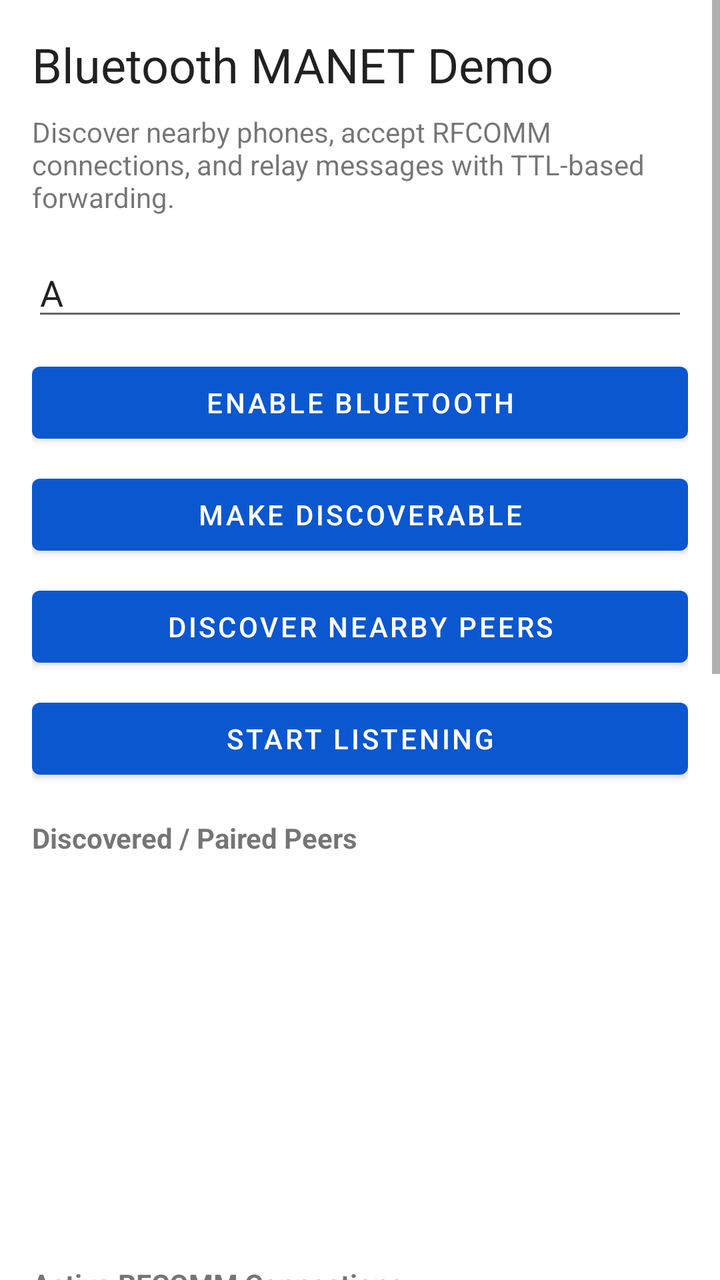
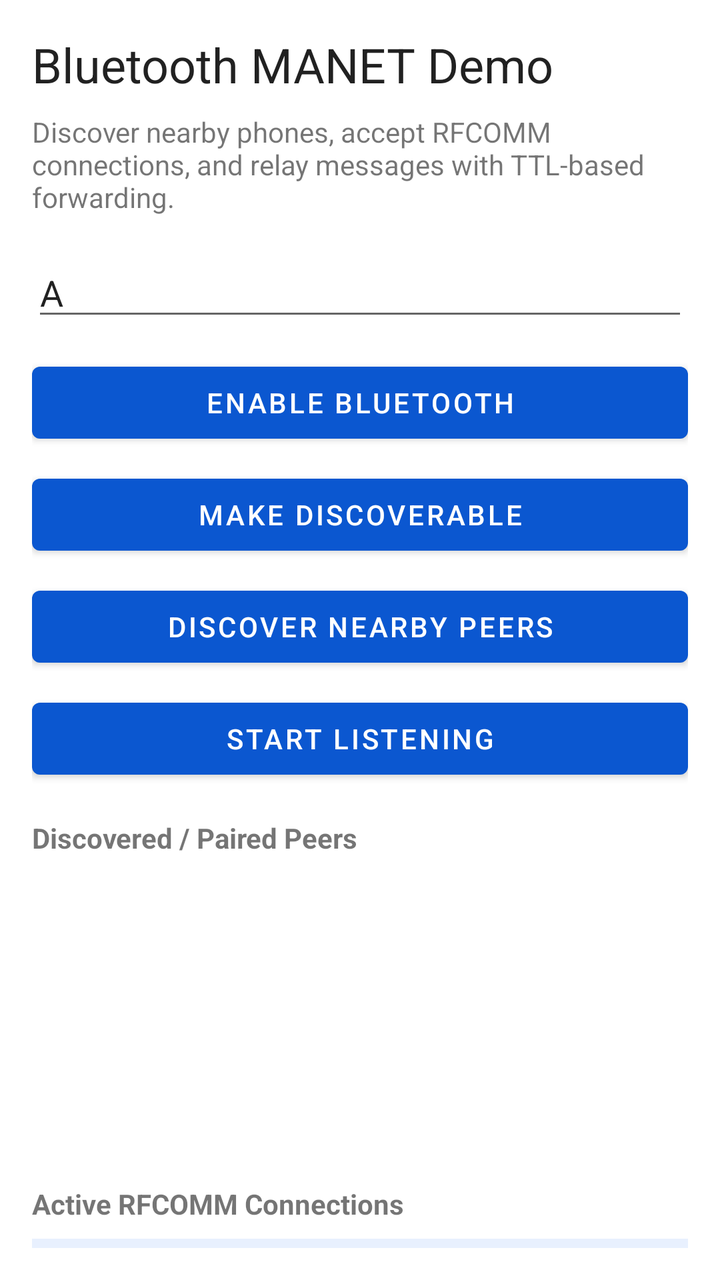

Before-and-after screenshots of an Android layout around one commit, followed by the original layout XML and the change that was made.
<!-- AndroidManifest.xml: application theme Theme.BluetoothManet -->
<!-- res/layout/activity_main.xml -->
<?xml version="1.0" encoding="utf-8"?>
<ScrollView xmlns:android="http://schemas.android.com/apk/res/android"
    xmlns:app="http://schemas.android.com/apk/res-auto"
    android:layout_width="match_parent"
    android:layout_height="match_parent"
    android:fillViewport="true">

    <androidx.constraintlayout.widget.ConstraintLayout
        android:layout_width="match_parent"
        android:layout_height="wrap_content"
        android:padding="16dp">

        <TextView
            android:id="@+id/titleView"
            android:layout_width="0dp"
            android:layout_height="wrap_content"
            android:text="@string/app_name"
            android:textAppearance="@style/TextAppearance.MaterialComponents.Headline5"
            app:layout_constraintEnd_toEndOf="parent"
            app:layout_constraintStart_toStartOf="parent"
            app:layout_constraintTop_toTopOf="parent" />

        <TextView
            android:id="@+id/subtitleView"
            android:layout_width="0dp"
            android:layout_height="wrap_content"
            android:layout_marginTop="8dp"
            android:text="@string/subtitle"
            app:layout_constraintEnd_toEndOf="parent"
            app:layout_constraintStart_toStartOf="parent"
            app:layout_constraintTop_toBottomOf="@id/titleView" />

        <EditText
            android:id="@+id/nodeIdInput"
            android:layout_width="0dp"
            android:layout_height="wrap_content"
            android:layout_marginTop="16dp"
            android:hint="@string/node_id_hint"
            android:inputType="textCapCharacters"
            android:maxLength="12"
            android:text="A"
            app:layout_constraintEnd_toEndOf="parent"
            app:layout_constraintStart_toStartOf="parent"
            app:layout_constraintTop_toBottomOf="@id/subtitleView" />

        <LinearLayout
            android:id="@+id/buttonRow"
            android:layout_width="0dp"
            android:layout_height="wrap_content"
            android:layout_marginTop="12dp"
            android:orientation="vertical"
            app:layout_constraintEnd_toEndOf="parent"
            app:layout_constraintStart_toStartOf="parent"
            app:layout_constraintTop_toBottomOf="@id/nodeIdInput">

            <Button
                android:id="@+id/enableBluetoothButton"
                android:layout_width="match_parent"
                android:layout_height="wrap_content"
                android:text="@string/enable_bluetooth" />

            <Button
                android:id="@+id/makeDiscoverableButton"
                android:layout_width="match_parent"
                android:layout_height="wrap_content"
                android:layout_marginTop="8dp"
                android:text="@string/make_discoverable" />

            <Button
                android:id="@+id/discoverPeersButton"
                android:layout_width="match_parent"
                android:layout_height="wrap_content"
                android:layout_marginTop="8dp"
                android:text="@string/discover_peers" />

            <Button
                android:id="@+id/startListeningButton"
                android:layout_width="match_parent"
                android:layout_height="wrap_content"
                android:layout_marginTop="8dp"
                android:text="@string/start_listening" />
        </LinearLayout>

        <TextView
            android:id="@+id/peersLabel"
            android:layout_width="0dp"
            android:layout_height="wrap_content"
            android:layout_marginTop="16dp"
            android:text="@string/discovered_peers"
            android:textStyle="bold"
            app:layout_constraintEnd_toEndOf="parent"
            app:layout_constraintStart_toStartOf="parent"
            app:layout_constraintTop_toBottomOf="@id/buttonRow" />

        <ListView
            android:id="@+id/peerListView"
            android:layout_width="0dp"
            android:layout_height="180dp"
            android:layout_marginTop="8dp"
            app:layout_constraintEnd_toEndOf="parent"
            app:layout_constraintStart_toStartOf="parent"
            app:layout_constraintTop_toBottomOf="@id/peersLabel" />

        <TextView
            android:id="@+id/connectionLabel"
            android:layout_width="0dp"
            android:layout_height="wrap_content"
            android:layout_marginTop="16dp"
            android:text="@string/active_connections"
            android:textStyle="bold"
            app:layout_constraintEnd_toEndOf="parent"
            app:layout_constraintStart_toStartOf="parent"
            app:layout_constraintTop_toBottomOf="@id/peerListView" />

        <TextView
            android:id="@+id/connectionView"
            android:layout_width="0dp"
            android:layout_height="wrap_content"
            android:layout_marginTop="8dp"
            android:background="#E8F0FE"
            android:minHeight="72dp"
            android:padding="12dp"
            android:text="@string/no_connections"
            app:layout_constraintEnd_toEndOf="parent"
            app:layout_constraintStart_toStartOf="parent"
            app:layout_constraintTop_toBottomOf="@id/connectionLabel" />

        <EditText
            android:id="@+id/destinationInput"
            android:layout_width="0dp"
            android:layout_height="wrap_content"
            android:layout_marginTop="16dp"
            android:hint="@string/destination_hint"
            android:inputType="textCapCharacters"
            app:layout_constraintEnd_toEndOf="parent"
            app:layout_constraintStart_toStartOf="parent"
            app:layout_constraintTop_toBottomOf="@id/connectionView" />

        <EditText
            android:id="@+id/messageInput"
            android:layout_width="0dp"
            android:layout_height="wrap_content"
            android:layout_marginTop="8dp"
            android:gravity="top|start"
            android:hint="@string/message_hint"
            android:minLines="3"
            app:layout_constraintEnd_toEndOf="parent"
            app:layout_constraintStart_toStartOf="parent"
            app:layout_constraintTop_toBottomOf="@id/destinationInput" />

        <Button
            android:id="@+id/sendButton"
            android:layout_width="0dp"
            android:layout_height="wrap_content"
            android:layout_marginTop="8dp"
            android:text="@string/send_message"
            app:layout_constraintEnd_toEndOf="parent"
            app:layout_constraintStart_toStartOf="parent"
            app:layout_constraintTop_toBottomOf="@id/messageInput" />

        <TextView
            android:id="@+id/logLabel"
            android:layout_width="0dp"
            android:layout_height="wrap_content"
            android:layout_marginTop="16dp"
            android:text="@string/event_log"
            android:textStyle="bold"
            app:layout_constraintEnd_toEndOf="parent"
            app:layout_constraintStart_toStartOf="parent"
            app:layout_constraintTop_toBottomOf="@id/sendButton" />

        <TextView
            android:id="@+id/logView"
            android:layout_width="0dp"
            android:layout_height="220dp"
            android:layout_marginTop="8dp"
            android:background="#111827"
            android:gravity="top|start"
            android:padding="12dp"
            android:textColor="#F9FAFB"
            android:textSize="12sp"
            android:typeface="monospace"
            app:layout_constraintBottom_toBottomOf="parent"
            app:layout_constraintEnd_toEndOf="parent"
            app:layout_constraintStart_toStartOf="parent"
            app:layout_constraintTop_toBottomOf="@id/logLabel" />

    </androidx.constraintlayout.widget.ConstraintLayout>
</ScrollView>
<!-- resources referenced by this layout -->
<resources>
  <string name="active_connections">Active RFCOMM Connections</string>
  <string name="app_name">Bluetooth MANET Demo</string>
  <string name="destination_hint">Destination node ID (example: C)</string>
  <string name="discover_peers">Discover Nearby Peers</string>
  <string name="discovered_peers">Discovered / Paired Peers</string>
  <string name="enable_bluetooth">Enable Bluetooth</string>
  <string name="event_log">Event Log</string>
  <string name="make_discoverable">Make Discoverable</string>
  <string name="message_hint">Message body</string>
  <string name="no_connections">No active connections yet.</string>
  <string name="node_id_hint">This phone\'s node ID (example: A)</string>
  <string name="send_message">Send Message</string>
  <string name="start_listening">Start Listening</string>
  <string name="subtitle">Discover nearby phones, accept RFCOMM connections, and relay messages with TTL-based forwarding.</string>
  <style name="Theme.BluetoothManet" parent="Theme.MaterialComponents.DayNight.NoActionBar">
          <item name="colorPrimary">#0B57D0</item>
          <item name="colorPrimaryVariant">#0842A0</item>
          <item name="colorSecondary">#0F9D58</item>
          <item name="android:statusBarColor" tools:targetApi="l">#0842A0</item>
      </style>
</resources>

<!-- the commit's change to res/layout/activity_main.xml (unified diff, before → after) -->
@@ -1,189 +1,139 @@
 <?xml version="1.0" encoding="utf-8"?>
-<ScrollView xmlns:android="http://schemas.android.com/apk/res/android"
-    xmlns:app="http://schemas.android.com/apk/res-auto"
+<LinearLayout xmlns:android="http://schemas.android.com/apk/res/android"
     android:layout_width="match_parent"
     android:layout_height="match_parent"
-    android:fillViewport="true">
+    android:orientation="vertical"
+    android:padding="16dp">
 
-    <androidx.constraintlayout.widget.ConstraintLayout
+    <TextView
+        android:id="@+id/titleView"
         android:layout_width="match_parent"
         android:layout_height="wrap_content"
-        android:padding="16dp">
+        android:text="@string/app_name"
+        android:textAppearance="@style/TextAppearance.MaterialComponents.Headline5" />
 
-        <TextView
-            android:id="@+id/titleView"
-            android:layout_width="0dp"
-            android:layout_height="wrap_content"
-            android:text="@string/app_name"
-            android:textAppearance="@style/TextAppearance.MaterialComponents.Headline5"
-            app:layout_constraintEnd_toEndOf="parent"
-            app:layout_constraintStart_toStartOf="parent"
-            app:layout_constraintTop_toTopOf="parent" />
+    <TextView
+        android:id="@+id/subtitleView"
+        android:layout_width="match_parent"
+        android:layout_height="wrap_content"
+        android:layout_marginTop="8dp"
+        android:text="@string/subtitle" />
 
-        <TextView
-            android:id="@+id/subtitleView"
-            android:layout_width="0dp"
-            android:layout_height="wrap_content"
-            android:layout_marginTop="8dp"
-            android:text="@string/subtitle"
-            app:layout_constraintEnd_toEndOf="parent"
-            app:layout_constraintStart_toStartOf="parent"
-            app:layout_constraintTop_toBottomOf="@id/titleView" />
+    <EditText
+        android:id="@+id/nodeIdInput"
+        android:layout_width="match_parent"
+        android:layout_height="wrap_content"
+        android:layout_marginTop="16dp"
+        android:hint="@string/node_id_hint"
+        android:inputType="textCapCharacters"
+        android:maxLength="12"
+        android:text="A" />
 
-        <EditText
-            android:id="@+id/nodeIdInput"
-            android:layout_width="0dp"
-            android:layout_height="wrap_content"
-            android:layout_marginTop="16dp"
-            android:hint="@string/node_id_hint"
-            android:inputType="textCapCharacters"
-            android:maxLength="12"
-            android:text="A"
-            app:layout_constraintEnd_toEndOf="parent"
-            app:layout_constraintStart_toStartOf="parent"
-            app:layout_constraintTop_toBottomOf="@id/subtitleView" />
+    <Button
+        android:id="@+id/enableBluetoothButton"
+        android:layout_width="match_parent"
+        android:layout_height="wrap_content"
+        android:layout_marginTop="12dp"
+        android:text="@string/enable_bluetooth" />
 
-        <LinearLayout
-            android:id="@+id/buttonRow"
-            android:layout_width="0dp"
-            android:layout_height="wrap_content"
-            android:layout_marginTop="12dp"
-            android:orientation="vertical"
-            app:layout_constraintEnd_toEndOf="parent"
-            app:layout_constraintStart_toStartOf="parent"
-            app:layout_constraintTop_toBottomOf="@id/nodeIdInput">
+    <Button
+        android:id="@+id/makeDiscoverableButton"
+        android:layout_width="match_parent"
+        android:layout_height="wrap_content"
+        android:layout_marginTop="8dp"
+        android:text="@string/make_discoverable" />
 
-            <Button
-                android:id="@+id/enableBluetoothButton"
-                android:layout_width="match_parent"
-                android:layout_height="wrap_content"
-                android:text="@string/enable_bluetooth" />
+    <Button
+        android:id="@+id/discoverPeersButton"
+        android:layout_width="match_parent"
+        android:layout_height="wrap_content"
+        android:layout_marginTop="8dp"
+        android:text="@string/discover_peers" />
 
-            <Button
-                android:id="@+id/makeDiscoverableButton"
-                android:layout_width="match_parent"
-                android:layout_height="wrap_content"
-                android:layout_marginTop="8dp"
-                android:text="@string/make_discoverable" />
+    <Button
+        android:id="@+id/startListeningButton"
+        android:layout_width="match_parent"
+        android:layout_height="wrap_content"
+        android:layout_marginTop="8dp"
+        android:text="@string/start_listening" />
 
-            <Button
-                android:id="@+id/discoverPeersButton"
-                android:layout_width="match_parent"
-                android:layout_height="wrap_content"
-                android:layout_marginTop="8dp"
-                android:text="@string/discover_peers" />
+    <TextView
+        android:id="@+id/peersLabel"
+        android:layout_width="match_parent"
+        android:layout_height="wrap_content"
+        android:layout_marginTop="16dp"
+        android:text="@string/discovered_peers"
+        android:textStyle="bold" />
 
-            <Button
-                android:id="@+id/startListeningButton"
-                android:layout_width="match_parent"
-                android:layout_height="wrap_content"
-                android:layout_marginTop="8dp"
-                android:text="@string/start_listening" />
-        </LinearLayout>
+    <ListView
+        android:id="@+id/peerListView"
+        android:layout_width="match_parent"
+        android:layout_height="140dp"
+        android:layout_marginTop="8dp"
+        android:choiceMode="singleChoice"
+        android:dividerHeight="1dp" />
 
-        <TextView
-            android:id="@+id/peersLabel"
-            android:layout_width="0dp"
-            android:layout_height="wrap_content"
-            android:layout_marginTop="16dp"
-            android:text="@string/discovered_peers"
-            android:textStyle="bold"
-            app:layout_constraintEnd_toEndOf="parent"
-            app:layout_constraintStart_toStartOf="parent"
-            app:layout_constraintTop_toBottomOf="@id/buttonRow" />
+    <TextView
+        android:id="@+id/connectionLabel"
+        android:layout_width="match_parent"
+        android:layout_height="wrap_content"
+        android:layout_marginTop="16dp"
+        android:text="@string/active_connections"
+        android:textStyle="bold" />
 
-        <ListView
-            android:id="@+id/peerListView"
-            android:layout_width="0dp"
-            android:layout_height="180dp"
-            android:layout_marginTop="8dp"
-            app:layout_constraintEnd_toEndOf="parent"
-            app:layout_constraintStart_toStartOf="parent"
-            app:layout_constraintTop_toBottomOf="@id/peersLabel" />
+    <TextView
+        android:id="@+id/connectionView"
+        android:layout_width="match_parent"
+        android:layout_height="wrap_content"
+        android:layout_marginTop="8dp"
+        android:background="#E8F0FE"
+        android:minHeight="72dp"
+        android:padding="12dp"
+        android:text="@string/no_connections" />
 
-        <TextView
-            android:id="@+id/connectionLabel"
-            android:layout_width="0dp"
-            android:layout_height="wrap_content"
-            android:layout_marginTop="16dp"
-            android:text="@string/active_connections"
-            android:textStyle="bold"
-            app:layout_constraintEnd_toEndOf="parent"
-            app:layout_constraintStart_toStartOf="parent"
-            app:layout_constraintTop_toBottomOf="@id/peerListView" />
+    <EditText
+        android:id="@+id/destinationInput"
+        android:layout_width="match_parent"
+        android:layout_height="wrap_content"
+        android:layout_marginTop="16dp"
+        android:hint="@string/destination_hint"
+        android:inputType="textCapCharacters" />
 
-        <TextView
-            android:id="@+id/connectionView"
-            android:layout_width="0dp"
-            android:layout_height="wrap_content"
-            android:layout_marginTop="8dp"
-            android:background="#E8F0FE"
-            android:minHeight="72dp"
-            android:padding="12dp"
-            android:text="@string/no_connections"
-            app:layout_constraintEnd_toEndOf="parent"
-            app:layout_constraintStart_toStartOf="parent"
-            app:layout_constraintTop_toBottomOf="@id/connectionLabel" />
+    <EditText
+        android:id="@+id/messageInput"
+        android:layout_width="match_parent"
+        android:layout_height="wrap_content"
+        android:layout_marginTop="8dp"
+        android:gravity="top|start"
+        android:hint="@string/message_hint"
+        android:minLines="3" />
 
-        <EditText
-            android:id="@+id/destinationInput"
-            android:layout_width="0dp"
-            android:layout_height="wrap_content"
-            android:layout_marginTop="16dp"
-            android:hint="@string/destination_hint"
-            android:inputType="textCapCharacters"
-            app:layout_constraintEnd_toEndOf="parent"
-            app:layout_constraintStart_toStartOf="parent"
-            app:layout_constraintTop_toBottomOf="@id/connectionView" />
+    <Button
+        android:id="@+id/sendButton"
+        android:layout_width="match_parent"
+        android:layout_height="wrap_content"
+        android:layout_marginTop="8dp"
+        android:text="@string/send_message" />
 
-        <EditText
-            android:id="@+id/messageInput"
-            android:layout_width="0dp"
-            android:layout_height="wrap_content"
-            android:layout_marginTop="8dp"
-            android:gravity="top|start"
-            android:hint="@string/message_hint"
-            android:minLines="3"
-            app:layout_constraintEnd_toEndOf="parent"
-            app:layout_constraintStart_toStartOf="parent"
-            app:layout_constraintTop_toBottomOf="@id/destinationInput" />
+    <TextView
+        android:id="@+id/logLabel"
+        android:layout_width="match_parent"
+        android:layout_height="wrap_content"
+        android:layout_marginTop="16dp"
+        android:text="@string/event_log"
+        android:textStyle="bold" />
 
-        <Button
-            android:id="@+id/sendButton"
-            android:layout_width="0dp"
-            android:layout_height="wrap_content"
-            android:layout_marginTop="8dp"
-            android:text="@string/send_message"
-            app:layout_constraintEnd_toEndOf="parent"
-            app:layout_constraintStart_toStartOf="parent"
-            app:layout_constraintTop_toBottomOf="@id/messageInput" />
+    <TextView
+        android:id="@+id/logView"
+        android:layout_width="match_parent"
+        android:layout_height="0dp"
+        android:layout_marginTop="8dp"
+        android:layout_weight="1"
+        android:background="#111827"
+        android:gravity="top|start"
+        android:padding="12dp"
+        android:textColor="#F9FAFB"
+        android:textSize="12sp"
+        android:typeface="monospace" />
 
-        <TextView
-            android:id="@+id/logLabel"
-            android:layout_width="0dp"
-            android:layout_height="wrap_content"
-            android:layout_marginTop="16dp"
-            android:text="@string/event_log"
-            android:textStyle="bold"
-            app:layout_constraintEnd_toEndOf="parent"
-            app:layout_constraintStart_toStartOf="parent"
-            app:layout_constraintTop_toBottomOf="@id/sendButton" />
-
-        <TextView
-            android:id="@+id/logView"
-            android:layout_width="0dp"
-            android:layout_height="220dp"
-            android:layout_marginTop="8dp"
-            android:background="#111827"
-            android:gravity="top|start"
-            android:padding="12dp"
-            android:textColor="#F9FAFB"
-            android:textSize="12sp"
-            android:typeface="monospace"
-            app:layout_constraintBottom_toBottomOf="parent"
-            app:layout_constraintEnd_toEndOf="parent"
-            app:layout_constraintStart_toStartOf="parent"
-            app:layout_constraintTop_toBottomOf="@id/logLabel" />
-
-    </androidx.constraintlayout.widget.ConstraintLayout>
-</ScrollView>
+</LinearLayout>
